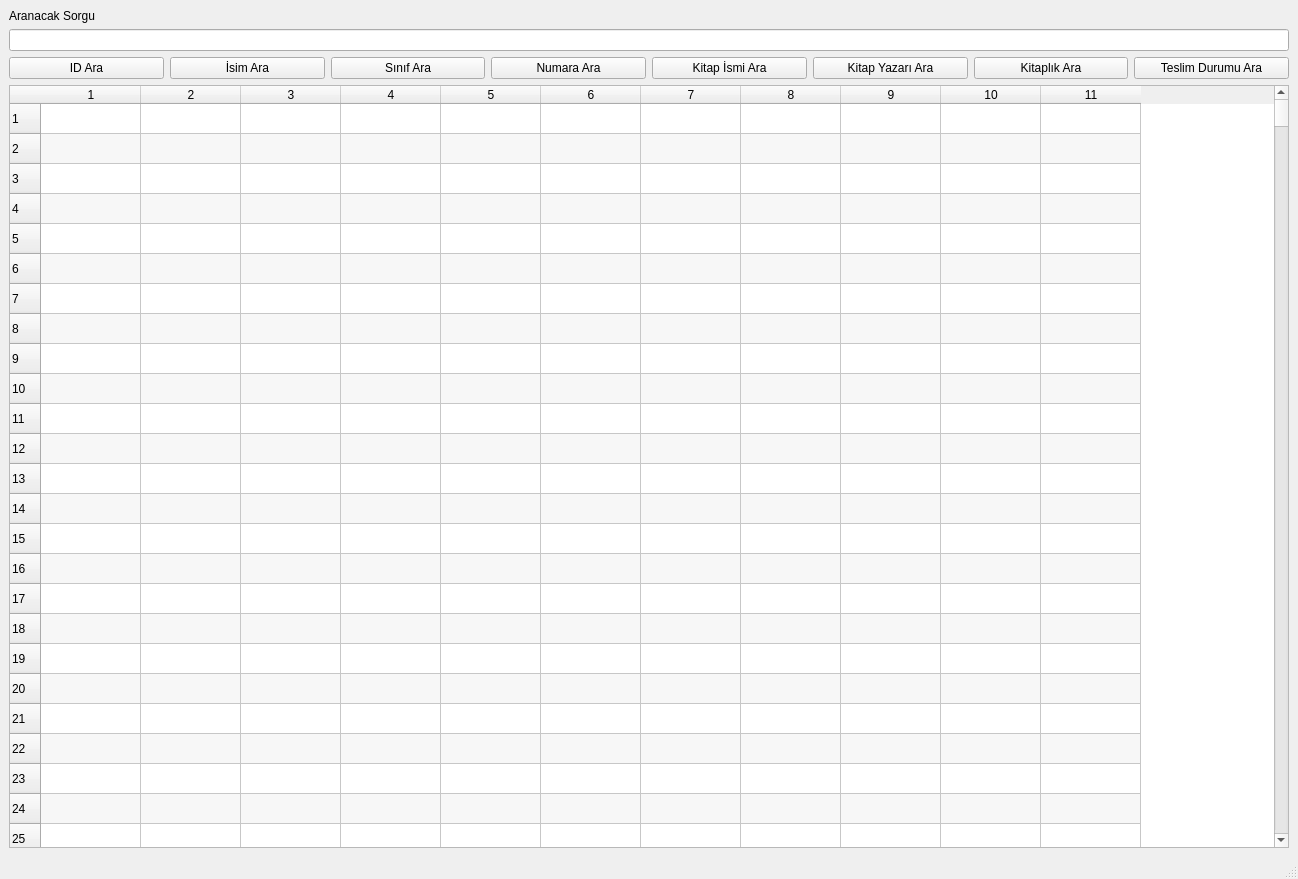
kernelginar/kuys, file lib/pop-window/kayit_ara.ui: the form before one commit.
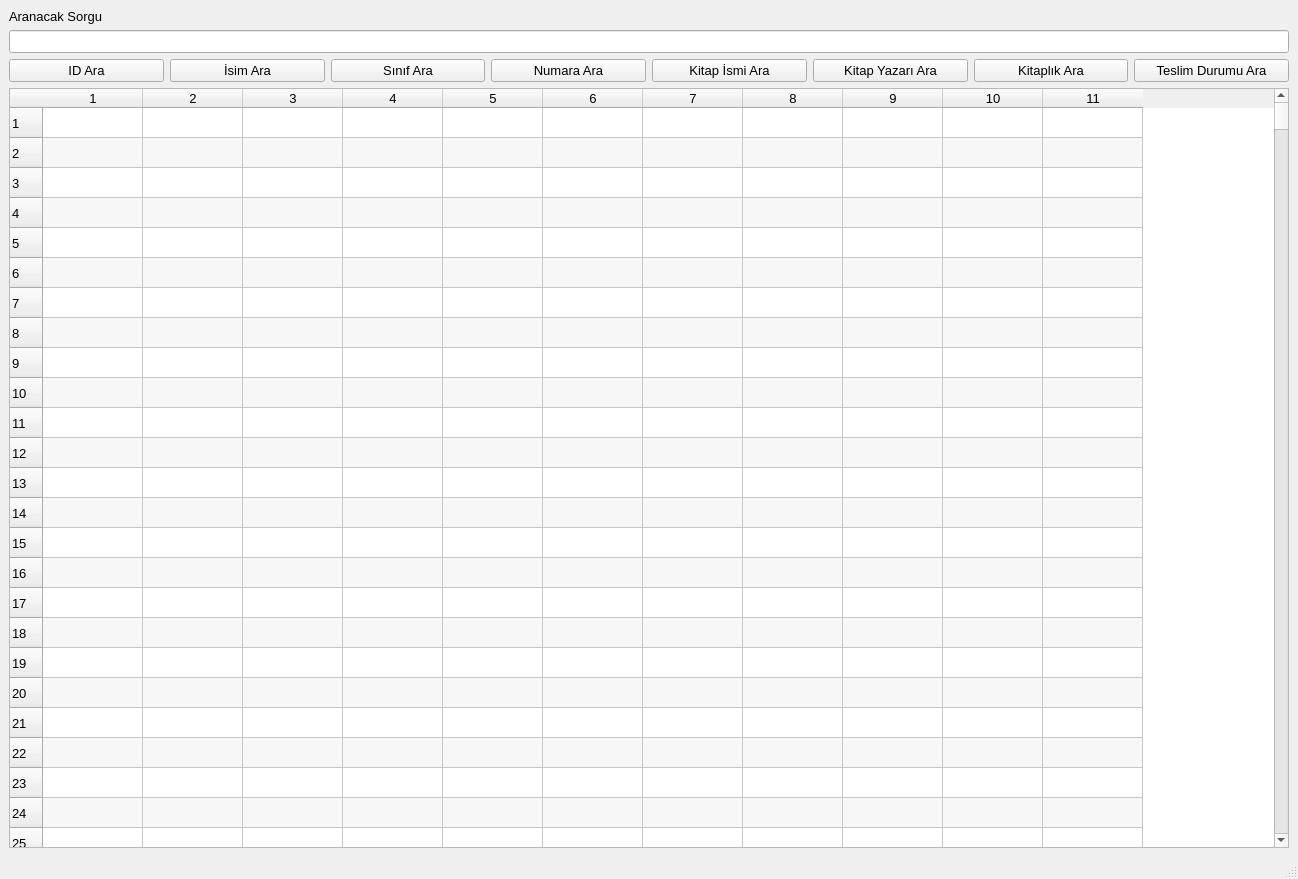
The form after the commit.

Commit message: Arayüz font büyüklüğü 8'den 10'a çıkarıldı.

The edit to the form file:
```diff
--- a/lib/pop-window/kayit_ara.ui
+++ b/lib/pop-window/kayit_ara.ui
@@ -10,6 +10,11 @@
     <height>879</height>
    </rect>
   </property>
+  <property name="font">
+   <font>
+    <pointsize>10</pointsize>
+   </font>
+  </property>
   <property name="windowTitle">
    <string>Kayıtlarda Ara</string>
   </property>
```
The commit also changes 8 other files.
